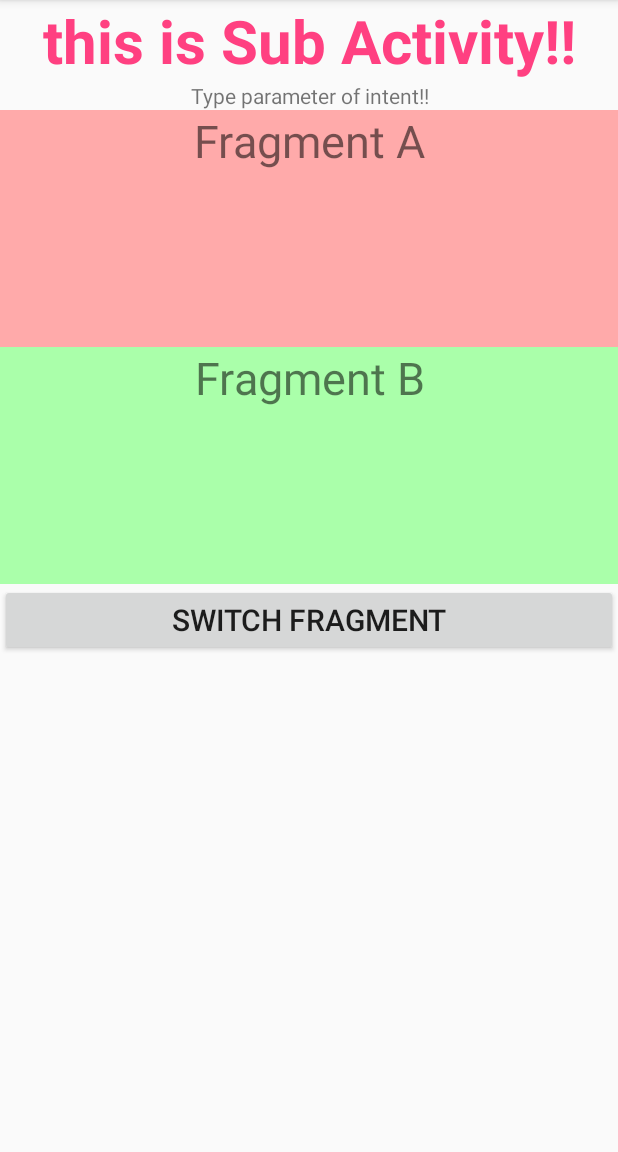
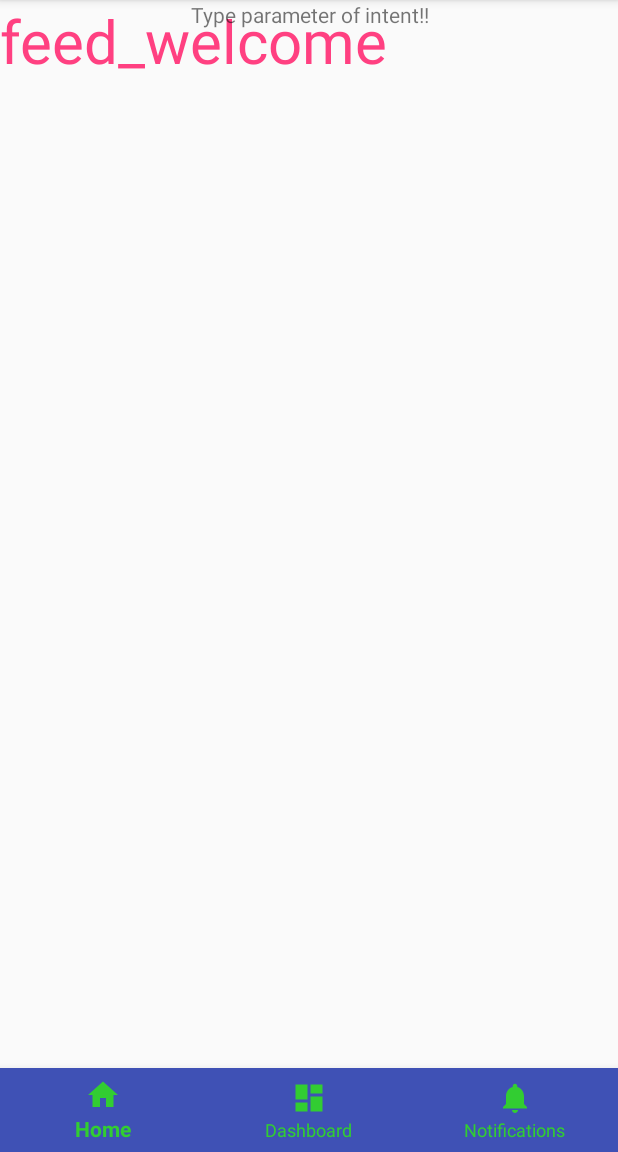
Before and after one commit to Garamantes/WD18_android, an Android app: the screen it shows after launch (SubActivity before the commit, BottomNavActivity after it), after a tap on "CHANGE ACTIVITY!!", on a phone screen of 412 x 824 dp, the part 84-1236 px from its top. Run offline under Robolectric (Android 15) with nearby library versions, the phone set to English and light mode, and no system bars; 1 other tap on this screen came first.

Commit message:
add Bottom Navigation

```diff
--- a/app/src/main/AndroidManifest.xml
+++ b/app/src/main/AndroidManifest.xml
@@ -19,7 +19,8 @@
                 <category android:name="android.intent.category.LAUNCHER" />
             </intent-filter>
         </activity>
-        <activity android:name=".SubActivity" />
+        <activity
+            android:name=".BottomNavActivity" />
     </application>
 
 </manifest>
--- /dev/null
+++ b/app/src/main/java/com/example/choejunhyeog/test1/BlankFragment1.java
@@ -0,0 +1,23 @@
+package com.example.choejunhyeog.test1;
+
+import android.os.Bundle;
+import android.support.annotation.NonNull;
+import android.support.annotation.Nullable;
+import android.support.v4.app.Fragment;
+import android.view.LayoutInflater;
+import android.view.View;
+import android.view.ViewGroup;
+
+
+
+
+
+public class BlankFragment1 extends Fragment {
+    @Nullable
+    @Override
+    public View onCreateView(@NonNull LayoutInflater inflater, @Nullable ViewGroup container, @Nullable Bundle savedInstanceState) {
+
+        super.onCreateView(inflater, container, savedInstanceState);
+        return inflater.inflate(R.layout.fragment_blank_fragment1, container, false);
+    }
+}
--- /dev/null
+++ b/app/src/main/java/com/example/choejunhyeog/test1/BlankFragment2.java
@@ -0,0 +1,23 @@
+package com.example.choejunhyeog.test1;
+
+import android.os.Bundle;
+import android.support.annotation.NonNull;
+import android.support.annotation.Nullable;
+import android.support.v4.app.Fragment;
+import android.view.LayoutInflater;
+import android.view.View;
+import android.view.ViewGroup;
+
+
+
+
+
+public class BlankFragment2 extends Fragment {
+    @Nullable
+    @Override
+    public View onCreateView(@NonNull LayoutInflater inflater, @Nullable ViewGroup container, @Nullable Bundle savedInstanceState) {
+
+        super.onCreateView(inflater, container, savedInstanceState);
+        return inflater.inflate(R.layout.fragment_blank_fragment2, container, false);
+    }
+}
--- /dev/null
+++ b/app/src/main/java/com/example/choejunhyeog/test1/BlankFragment3.java
@@ -0,0 +1,48 @@
+package com.example.choejunhyeog.test1;
+
+import android.os.Bundle;
+import android.support.annotation.NonNull;
+import android.support.annotation.Nullable;
+import android.support.v4.app.Fragment;
+import android.view.LayoutInflater;
+import android.view.View;
+import android.view.ViewGroup;
+import android.widget.TextView;
+
+
+public class BlankFragment3 extends Fragment {
+
+    private TextView txtName;
+
+    public static BlankFragment3 newInstance(String name) {
+        Bundle args = new Bundle();
+        args.putString(BottomNavActivity.NAME_KEY, name);
+
+        BlankFragment3 fragment = new BlankFragment3();
+        fragment.setArguments(args);
+        return fragment;
+    }
+
+    @Nullable
+    @Override
+    public View onCreateView(@NonNull LayoutInflater inflater, @Nullable ViewGroup container, @Nullable Bundle savedInstanceState) {
+
+        super.onCreateView(inflater, container, savedInstanceState);
+        return inflater.inflate(R.layout.fragment_blank_fragment3, container, false);
+    }
+
+    @Override
+    public void onActivityCreated(@Nullable Bundle savedInstanceState) {
+        super.onActivityCreated(savedInstanceState);
+        //setArguments();
+    }
+
+    private void findView(View view) {
+        txtName = view.findViewById(R.id.txt_name);
+    }
+
+    private void setArguments() {
+        String name = getArguments().getString(BottomNavActivity.NAME_KEY);
+        txtName.setText(getString(R.string.profile_welcome) + ": " + name);
+    }
+}
--- /dev/null
+++ b/app/src/main/java/com/example/choejunhyeog/test1/BottomNavActivity.java
@@ -0,0 +1,130 @@
+package com.example.choejunhyeog.test1;
+
+
+import android.content.Intent;
+import android.os.Bundle;
+import android.view.MenuItem;
+import android.content.Context;
+import android.support.annotation.NonNull;
+import android.support.design.widget.BottomNavigationView;
+import android.support.v4.app.Fragment;
+import android.support.v4.app.FragmentManager;
+import android.support.v4.app.FragmentTransaction;
+import android.support.v7.app.AppCompatActivity;
+import android.widget.TextView;
+
+public class BottomNavActivity extends AppCompatActivity {
+
+    public static final String NAME_KEY = "NAME_KEY";
+    private String name;
+
+    private Fragment feedFragment;
+    private Fragment notiFragment;
+    private Fragment profileFragment;
+    private Fragment activeFragment;
+    private final FragmentManager fm = getSupportFragmentManager();
+
+    private BottomNavigationView bottomNavigationView;
+
+    private TextView mTextMessage;
+
+    /*private BottomNavigationView.OnNavigationItemSelectedListener mOnNavigationItemSelectedListener
+            = new BottomNavigationView.OnNavigationItemSelectedListener() {
+
+        @Override
+        public boolean onNavigationItemSelected(@NonNull MenuItem item) {
+            switch (item.getItemId()) {
+                case R.id.navigation_home:
+                    mTextMessage.setText(R.string.title_home);
+                    return true;
+                case R.id.navigation_dashboard:
+                    mTextMessage.setText(R.string.title_dashboard);
+                    return true;
+                case R.id.navigation_notifications:
+                    mTextMessage.setText(R.string.title_notifications);
+                    return true;
+            }
+            return false;
+        }
+
+    };*/
+
+    @Override
+    protected void onCreate(Bundle savedInstanceState) {
+        super.onCreate(savedInstanceState);
+        setContentView(R.layout.activity_bottom_nav);
+
+        setArguments();
+        initFragments();
+
+        findView();
+        setBottomNavigationView();
+
+        //Intent 받아서 출력하는 부분 -> 이부분을 Lyout과 함께 BlankFragment1으로 옮겨야함
+        Intent intent=new Intent(this.getIntent());
+        String s=intent.getStringExtra("text");
+        TextView textView=(TextView)findViewById(R.id.sub_text2);
+        textView.setText(s);
+
+        bottomNavigationView.setSelectedItemId(R.id.nav_bottom_feed);
+
+
+
+
+        //기존 코드
+        //mTextMessage = (TextView) findViewById(R.id.message);
+        //BottomNavigationView navigation = (BottomNavigationView) findViewById(R.id.navigation);
+        //navigation.setOnNavigationItemSelectedListener(mOnNavigationItemSelectedListener);
+
+    }
+
+    private void setArguments() {
+        name = getIntent().getStringExtra(NAME_KEY);
+    }
+
+    private void initFragments() {
+        feedFragment = new BlankFragment1();
+        notiFragment = new BlankFragment2();
+        profileFragment = BlankFragment3.newInstance(name);
+
+        fm.beginTransaction().add(R.id.box_fragment, feedFragment).hide(feedFragment)
+                .add(R.id.box_fragment, notiFragment).hide(notiFragment)
+                .add(R.id.box_fragment, profileFragment).hide(profileFragment)
+                .commit();
+    }
+
+    private void findView() {
+        //bottomNavigationView = findViewById(R.id.nav_bottom);
+        bottomNavigationView = (BottomNavigationView)findViewById(R.id.nav_bottom);
+    }
+
+    private void setBottomNavigationView() {
+        bottomNavigationView.setOnNavigationItemSelectedListener(new BottomNavigationView.OnNavigationItemSelectedListener() {
+
+            @Override
+            public boolean onNavigationItemSelected(@NonNull MenuItem menuItem) {
+                switch (menuItem.getItemId()) {
+                    case R.id.nav_bottom_feed:
+                        setFragment(feedFragment);
+                        return true;
+                    case R.id.nav_bottom_noti:
+                        setFragment(notiFragment);
+                        return true;
+                    case R.id.nav_bottom_profile:
+                        setFragment(profileFragment);
+                        return true;
+                }
+                return false;
+            }
+        });
+    }
+
+    private void setFragment(Fragment fragment) {
+        FragmentTransaction transaction = fm.beginTransaction();
+        if (activeFragment != null) transaction.hide(activeFragment);
+        transaction.show(fragment)
+                .commit();
+        activeFragment = fragment;
+    }
+
+}
--- a/app/src/main/java/com/example/choejunhyeog/test1/FragmentA.java
+++ /dev/null
@@ -1,24 +0,0 @@
-package com.example.choejunhyeog.test1;
-
-import android.os.Bundle;
-import android.support.v4.app.Fragment;
-import android.view.LayoutInflater;
-import android.view.View;
-import android.view.ViewGroup;
-
-/**
- * Created by choejunhyeog on 2018. 10. 1..
- */
-
-public class FragmentA extends Fragment{
-    public FragmentA() {
-
-    }
-
-    @Override
-    public View onCreateView(LayoutInflater inflater, ViewGroup container, Bundle savedInstanceState) {
-        return inflater.inflate(R.layout.fragment_a, container, false);
-    }
-
-
-}
--- a/app/src/main/java/com/example/choejunhyeog/test1/FragmentB.java
+++ /dev/null
@@ -1,23 +0,0 @@
-package com.example.choejunhyeog.test1;
-
-import android.os.Bundle;
-import android.support.v4.app.Fragment;
-import android.view.LayoutInflater;
-import android.view.View;
-import android.view.ViewGroup;
-
-/**
- * Created by choejunhyeog on 2018. 10. 1..
- */
-
-public class FragmentB extends Fragment {
-    public FragmentB() {
-
-    }
-
-    @Override
-    public View onCreateView(LayoutInflater inflater, ViewGroup container, Bundle savedInstanceState) {
-        return inflater.inflate(R.layout.fragment_b, container, false);
-    }
-
-}
--- a/app/src/main/java/com/example/choejunhyeog/test1/MainActivity1.java
+++ b/app/src/main/java/com/example/choejunhyeog/test1/MainActivity1.java
@@ -67,7 +67,7 @@ public class MainActivity1 extends AppCompatActivity {
             @Override
             public void onClick(View view) {
                 EditText editText=(EditText)findViewById(R.id.edittext);
-                Intent intent=new Intent(MainActivity1.this,SubActivity.class);
+                Intent intent=new Intent(MainActivity1.this,BottomNavActivity.class);
                 intent.putExtra("text",String.valueOf(editText.getText()));     //입력된 문자열을 다른 액티비티로 전달할때 putExtra()이용
                 startActivity(intent);      //엑티비티 전환시 이용
 
--- a/app/src/main/java/com/example/choejunhyeog/test1/SubActivity.java
+++ /dev/null
@@ -1,68 +0,0 @@
-package com.example.choejunhyeog.test1;
-
-
-import android.content.Intent;
-import android.support.v4.app.Fragment;
-import android.support.v4.app.FragmentManager;
-import android.support.v4.app.FragmentTransaction;
-
-import android.support.v7.app.AppCompatActivity;
-import android.os.Bundle;
-import android.view.View;
-import android.widget.Button;
-import android.widget.TextView;
-
-public class SubActivity extends AppCompatActivity {
-
-    private boolean isFragmentB = true ;
-
-    @Override
-    protected void onCreate(Bundle savedInstanceState) {
-        super.onCreate(savedInstanceState);
-        setContentView(R.layout.activity_sub);
-
-        /*
-        FragmentManager fragmentManager = getSupportFragmentManager();
-        FragmentTransaction fragmentTransaction = fragmentManager.beginTransaction();       //fragment를 뷸러오는 여러 메소드 가지고 있다
-
-        fragmentTransaction.replace(R.id.frag_content1,new Fragment_main1());       //(들어가 레이아웃 id, frag불러옴
-        fragmentTransaction.commit();       //항상 commit해줘야함
-        */
-
-        FragmentManager fragmentManager = getSupportFragmentManager();
-        FragmentTransaction fragmentTransaction = fragmentManager.beginTransaction();
-        fragmentTransaction.add(R.id.fragmentBorC, new FragmentB());
-        fragmentTransaction.commit();
-
-
-        Intent intent=new Intent(this.getIntent());
-        String s=intent.getStringExtra("text");
-        TextView textView=(TextView)findViewById(R.id.sub_text2);
-        textView.setText(s);
-
-        Button button1 = (Button) findViewById(R.id.button1) ;
-        button1.setOnClickListener(new Button.OnClickListener() {
-            @Override
-            public void onClick(View v) {
-                switchFragment() ;
-            }
-        });
-    }
-
-    public void switchFragment() {
-        Fragment fr;
-        if (isFragmentB) {
-            fr = new FragmentB() ;
-        } else {
-            fr = new FragmentC() ;
-        }
-
-        isFragmentB = (isFragmentB) ? false : true ;
-
-        FragmentManager fragmentManager = getSupportFragmentManager();
-        FragmentTransaction fragmentTransaction = fragmentManager.beginTransaction();
-        fragmentTransaction.replace(R.id.fragmentBorC, fr);
-        fragmentTransaction.commit();
-    }
-
-}
--- /dev/null
+++ b/app/src/main/res/layout/activity_bottom_nav.xml
@@ -0,0 +1,36 @@
+<?xml version="1.0" encoding="utf-8"?>
+<RelativeLayout xmlns:android="http://schemas.android.com/apk/res/android"
+    xmlns:app="http://schemas.android.com/apk/res-auto"
+    xmlns:tools="http://schemas.android.com/tools"
+    android:id="@+id/container"
+    android:layout_width="match_parent"
+    android:layout_height="match_parent"
+    android:orientation="vertical"
+    tools:context="com.example.choejunhyeog.test1.BottomNavActivity">
+
+    <FrameLayout
+        android:id="@+id/box_fragment"
+        android:layout_width="match_parent"
+        android:layout_height="match_parent"
+        android:layout_above="@+id/nav_bottom"
+        android:layout_alignParentTop="true" />
+
+    <!--Intent 출력 부분-->
+    <TextView
+        android:id="@+id/sub_text2"
+        android:layout_width="match_parent"
+        android:layout_height="wrap_content"
+        android:gravity="center"/>
+
+
+    <android.support.design.widget.BottomNavigationView
+        android:id="@+id/nav_bottom"
+        android:layout_width="match_parent"
+        android:layout_height="wrap_content"
+        android:layout_alignParentBottom="true"
+        app:itemBackground="@color/colorPrimary"
+        app:itemIconTint="@color/colorLimegreen"
+        app:itemTextColor="@color/colorLimegreen"
+        app:menu="@menu/navigation" />
+
+</RelativeLayout>
--- /dev/null
+++ b/app/src/main/res/layout/fragment_blank_fragment1.xml
@@ -0,0 +1,16 @@
+<FrameLayout xmlns:android="http://schemas.android.com/apk/res/android"
+    xmlns:tools="http://schemas.android.com/tools"
+    android:layout_width="match_parent"
+    android:layout_height="match_parent"
+    tools:context="com.example.choejunhyeog.test1.BlankFragment1">
+
+    <!-- TODO: Update blank fragment layout -->
+    <TextView
+        android:layout_width="wrap_content"
+        android:layout_height="wrap_content"
+        android:layout_centerInParent="true"
+        android:text="feed_welcome"
+        android:textColor="@color/colorAccent"
+        android:textSize="40dp" />
+
+</FrameLayout>
--- a/app/src/main/res/menu/navigation.xml
+++ b/app/src/main/res/menu/navigation.xml
@@ -2,17 +2,17 @@
 <menu xmlns:android="http://schemas.android.com/apk/res/android">
 
     <item
-        android:id="@+id/navigation_home"
+        android:id="@+id/nav_bottom_feed"
         android:icon="@drawable/ic_home_black_24dp"
         android:title="@string/title_home" />
 
     <item
-        android:id="@+id/navigation_dashboard"
+        android:id="@+id/nav_bottom_noti"
         android:icon="@drawable/ic_dashboard_black_24dp"
         android:title="@string/title_dashboard" />
 
     <item
-        android:id="@+id/navigation_notifications"
+        android:id="@+id/nav_bottom_profile"
         android:icon="@drawable/ic_notifications_black_24dp"
         android:title="@string/title_notifications" />
 
--- a/app/src/main/res/values/strings.xml
+++ b/app/src/main/res/values/strings.xml
@@ -7,4 +7,6 @@
 
     <!-- TODO: Remove or change this placeholder text -->
     <string name="hello_blank_fragment">Hello blank fragment</string>
+    <string name="title_activity_bottom_nav">BottomNavActivity</string>
+    <string name="profile_welcome">profile_welcome</string>
 </resources>
```
Also changed, not shown: app/src/main/java/com/example/choejunhyeog/test1/FragmentC.java (deleted, +0 -23 lines), app/src/main/java/com/example/choejunhyeog/test1/Fragment_main1.java (deleted, +0 -32 lines), app/src/main/res/layout/fragment_blank_fragment2.xml (added, +16 -0 lines), app/src/main/res/layout/fragment_blank_fragment3.xml (added, +16 -0 lines).
